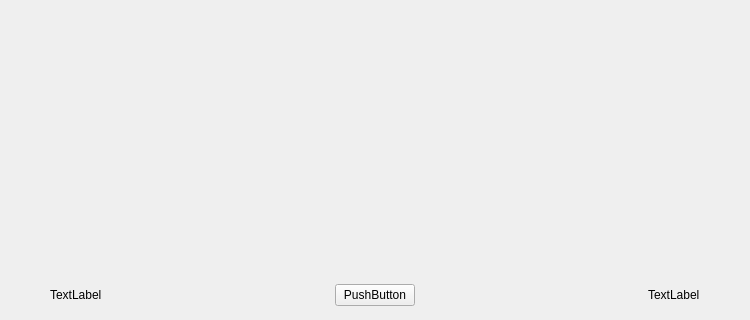
Old version of the form game_othello.ui in the repository han233/GameGobang; both pictures show x 0 to 750 and y 480 to 800 of the 750 by 800 pixel window.
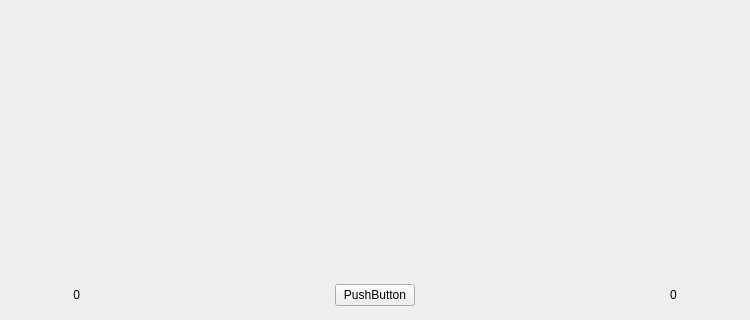
New version of the form. Icons and pictures are not drawn.

Diff of the .ui file:
```diff
--- a/game_othello.ui
+++ b/game_othello.ui
@@ -139,8 +139,20 @@
       </item>
       <item>
        <widget class="QLabel" name="labelBlackCount">
+        <property name="minimumSize">
+         <size>
+          <width>30</width>
+          <height>0</height>
+         </size>
+        </property>
+        <property name="layoutDirection">
+         <enum>Qt::RightToLeft</enum>
+        </property>
         <property name="text">
-         <string>TextLabel</string>
+         <string>0</string>
+        </property>
+        <property name="alignment">
+         <set>Qt::AlignRight|Qt::AlignTrailing|Qt::AlignVCenter</set>
         </property>
        </widget>
       </item>
@@ -179,8 +191,14 @@
       </item>
       <item>
        <widget class="QLabel" name="labelWhiteCount">
+        <property name="minimumSize">
+         <size>
+          <width>30</width>
+          <height>0</height>
+         </size>
+        </property>
         <property name="text">
-         <string>TextLabel</string>
+         <string>0</string>
         </property>
        </widget>
       </item>
```
Left out of the diff: 3 changed lines with no effect on the pictures.
